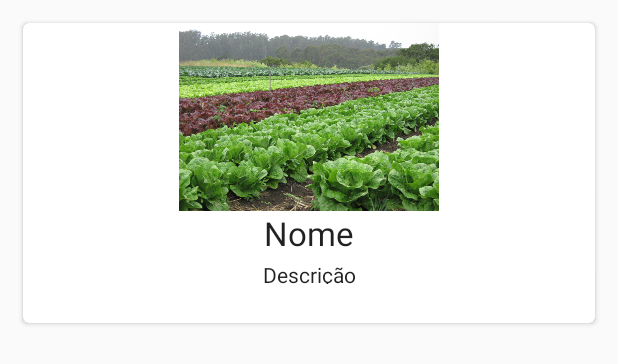
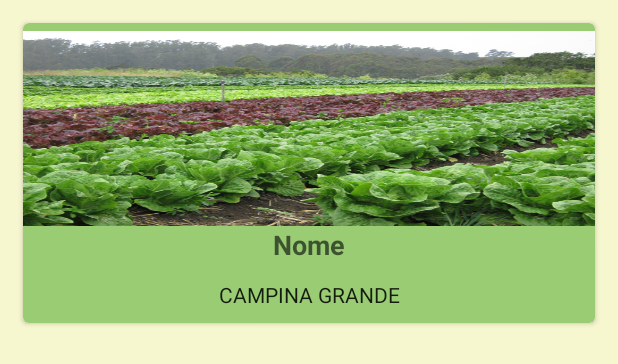
Before and after one commit to romariobs/empsoft-project, an Android app: the layout fazenda_cardview.xml on its own in the app's theme, with its tools: preview values and no code run, on a phone screen of 412 x 824 dp. Shown: the top 364 px of the screen. Run offline under Robolectric (Android 15) with nearby library versions, the phone set to English and light mode, and no system bars.

Commit message:
Alterado a paleta de cores e o estilo da visao por card view

```diff
--- a/app/src/main/java/br/edu/ufcg/empsoft/adapters/FazendaAdapter.java
+++ b/app/src/main/java/br/edu/ufcg/empsoft/adapters/FazendaAdapter.java
@@ -72,8 +72,8 @@ public class FazendaAdapter extends RecyclerView.Adapter<RecyclerView.ViewHolder
 
             case 0: //Visualization Mode Card
                 CardViewHolder cardViewHolder = (CardViewHolder)holder;
-                cardViewHolder.setName(fazenda.getName());
-                cardViewHolder.setDescription(fazenda.getDescription());
+                cardViewHolder.setName(fazenda.getName().toUpperCase());
+//                cardViewHolder.setDescription(fazenda.getDescription());
                 cardViewHolder.setImage(fazenda.getMainImage().getUrl());
                 break;
         }
--- a/app/src/main/res/layout/fazenda_cardview.xml
+++ b/app/src/main/res/layout/fazenda_cardview.xml
@@ -12,6 +12,7 @@
         android:layout_width="wrap_content"
         android:layout_height="200dp"
         android:layout_margin="15dp"
+        card_view:cardBackgroundColor="@color/teal_500"
         card_view:cardCornerRadius="4dp">
 
         <LinearLayout
@@ -19,31 +20,33 @@
             android:layout_height="wrap_content"
             android:orientation="vertical"
             android:layout_gravity="center_horizontal"
+            android:layout_marginTop="5dp"
             >
 
             <ImageView
                 android:id="@+id/imageViewThumb"
                 android:tag="image_tag"
                 android:layout_width="match_parent"
-                android:layout_height="125dp"
-                android:src="@mipmap/farm_default"/>
+                android:layout_height="130dp"
+                android:src="@mipmap/farm_default"
+                android:scaleType="fitXY"/>
 
             <LinearLayout
                 android:layout_width="match_parent"
-                android:layout_height="wrap_content"
-                android:orientation="vertical"
+                android:layout_height="53dp"
                 android:layout_gravity="center_horizontal"
-                android:layout_weight="3"
-                >
+                android:orientation="vertical">
 
                 <TextView
                     android:id="@+id/textViewFarmName"
                     android:layout_width="wrap_content"
                     android:layout_height="match_parent"
                     android:layout_gravity="center_horizontal"
+                    android:layout_weight="1"
                     android:text="Nome"
-                    android:layout_weight="1"
-                    android:textAppearance="?android:attr/textAppearanceLarge"/>
+                    android:textAlignment="center"
+                    android:textAppearance="?android:attr/textAppearanceMedium"
+                    android:textStyle="bold" />
 
                 <TextView
                     android:id="@+id/textViewFarmDesc"
@@ -51,10 +54,10 @@
                     android:layout_height="match_parent"
                     android:layout_gravity="center_horizontal"
                     android:layout_weight="2"
-                    android:text="Descrição"
-                    android:textAppearance="?android:attr/textAppearance"
-                    android:textAlignment="center"/>
-
+                    android:text="CAMPINA GRANDE"
+                    android:textAlignment="center"
+                    android:textAppearance="?android:attr/textAppearance" />
+                <!--android:textAppearance="?android:attr/textAppearance"-->
             </LinearLayout>
         </LinearLayout>
     </android.support.v7.widget.CardView>
--- a/app/src/main/res/values/colors.xml
+++ b/app/src/main/res/values/colors.xml
@@ -3,7 +3,7 @@
     <color name="colorPrimary">#f6f7cf</color>
     <color name="colorPrimaryDark">#ebed9a</color>
     <color name="colorAccent">#8f9390</color>
-    <color name="teal_500">#009688</color>
-    <color name="colorPrimary2">#097e09</color>
-    <color name="colorPrimaryDark2">#146e04</color>
+    <color name="teal_500">#99CC73</color>
+    <color name="colorPrimary2">#99CC73</color>
+    <color name="colorPrimaryDark2">#68874e</color>
 </resources>
--- a/app/src/main/res/values/styles.xml
+++ b/app/src/main/res/values/styles.xml
@@ -6,6 +6,20 @@
         <item name="colorPrimary">@color/colorPrimary2</item>
         <item name="colorPrimaryDark">@color/colorPrimaryDark2</item>
         <item name="colorAccent">@color/teal_500</item>
+        <!--<item name="android:background">@color/colorPrimary</item>-->
+        <item name="android:windowBackground">@color/colorPrimary</item>
+        <item name="android:colorBackground">@color/colorPrimary</item>
+        <item name="android:typeface">monospace</item>
+        <item name="android:fontFamily">sans-serif</item>
+    </style>
+
+    <style name="TextoAparencia">
+        <item name="android:textSize">24sp</item>
+        <item name="android:textColor">#333333</item>
+        <item name="android:shadowColor">#ffffff</item>
+        <item name="android:shadowDx">0</item>
+        <item name="android:shadowDy">1</item>
+        <item name="android:shadowRadius">1</item>
     </style>
 
     <style name="AppTheme.NoActionBar">
```
Also changed, not shown: app/src/main/res/mipmap-mdpi/background.png (added), app/src/main/res/mipmap-mdpi/ic_launcher.png, app/src/main/res/mipmap-xhdpi/background.png (added), app/src/main/res/mipmap-xhdpi/ic_launcher.png, app/src/main/res/mipmap-xxhdpi/background.png (added), app/src/main/res/mipmap-xxhdpi/ic_launcher.png, app/src/main/res/mipmap-xxxhdpi/background.png (added), app/src/main/res/mipmap-xxxhdpi/ic_launcher.png.
